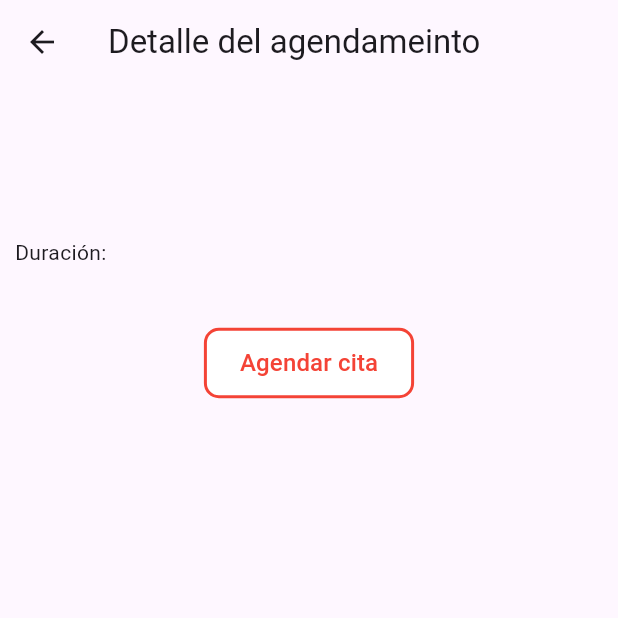
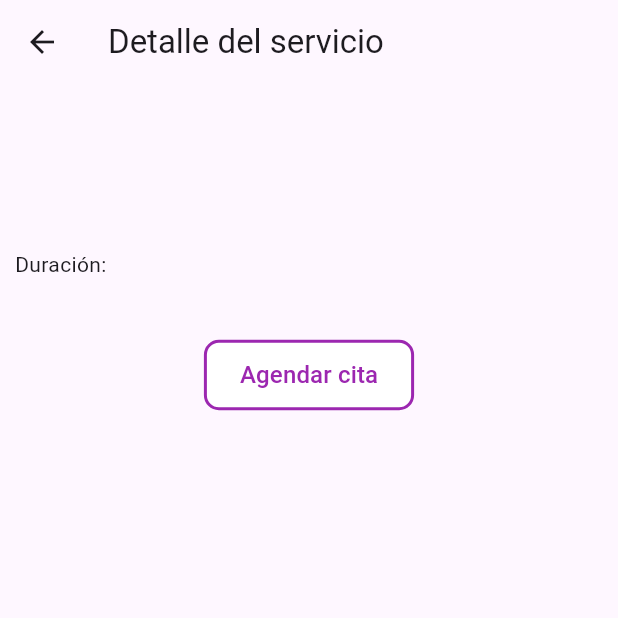
Before and after one commit to judagonsa/ekilibra_spa, a Flutter app: the DetailQuote screen opened directly with empty values, on a phone screen of 412 x 824 dp, the top half of it. Run offline on Flutter 3.47's test engine with Material 3 defaults, Android fonts, the phone set to English and light mode, and no system bars; our stand-ins replace card_swiper, dartz, equatable, flutter_bloc, freezed_annotation, get_it and 3 more; accounts and stored records are empty; network calls fail.

Commit message:
Update detail service

```diff
--- a/lib/app/config/helpers/button_helpers.dart
+++ b/lib/app/config/helpers/button_helpers.dart
@@ -9,7 +9,7 @@ class ButtonHelpers {
     return TextButton.styleFrom(
       elevation: 1,
       foregroundColor: textColor ?? Colors.white,
-      backgroundColor: backgroundColor ?? Colors.red,
+      backgroundColor: backgroundColor ?? Colors.purple,
       minimumSize: const Size(88, 36),
       padding: EdgeInsets.only(
           left: isLogin ? 16 : 8,
@@ -30,9 +30,9 @@ class ButtonHelpers {
     return OutlinedButton.styleFrom(
       backgroundColor: backgrounColor ?? Colors.white,
       elevation: 1,
-      foregroundColor: textColor ?? Colors.red,
+      foregroundColor: textColor ?? Colors.purple,
       // padding: const EdgeInsets.only(left: 16, right: 16, top: 12, bottom: 12),
-      side: BorderSide(width: 2, color: borderColor ?? Colors.red),
+      side: BorderSide(width: 2, color: borderColor ?? Colors.purple),
       shape: const RoundedRectangleBorder(
         borderRadius: BorderRadius.all(Radius.circular(10)),
       ),
@@ -46,7 +46,7 @@ class ButtonHelpers {
     return TextButton.styleFrom(
       elevation: 1,
       foregroundColor: textColor ?? Colors.white,
-      backgroundColor: backgroundColor ?? Colors.red,
+      backgroundColor: backgroundColor ?? Colors.purple,
       minimumSize: Size(MediaQuery.of(context).size.width, 45),
       shape: const RoundedRectangleBorder(
         borderRadius: BorderRadius.all(Radius.circular(10)),
--- a/lib/app/config/helpers/texts.dart
+++ b/lib/app/config/helpers/texts.dart
@@ -53,4 +53,5 @@ class Texts {
   static String pleaseSelectService = 'Favor escoger un servicio';
   static String pleaseSelectDayService = 'Favor escoger el día del servicio';
   static String pleaseSelectHourService = 'Favor escoger la hora del servicio';
+  static String detailService = 'Detalle del servicio';
 }
--- a/lib/app/pages/DetailQuote/pages/detail_quote.dart
+++ b/lib/app/pages/DetailQuote/pages/detail_quote.dart
@@ -29,7 +29,7 @@ class _DetailQuoteState extends State<DetailQuote> {
   Widget build(BuildContext context) {
     return Scaffold(
       appBar: AppBar(
-        title: const Text('Detalle del agendameinto'),
+        title: Text(Texts.detailService),
       ),
       body: SingleChildScrollView(
         child: Column(
@@ -43,7 +43,13 @@ class _DetailQuoteState extends State<DetailQuote> {
                 children: [
                   Padding(
                     padding: const EdgeInsets.symmetric(vertical: 10),
-                    child: Text(service?.title ?? ''),
+                    child: Center(
+                      child: Text(
+                        service?.title ?? '',
+                        style: const TextStyle(fontSize: 20),
+                        maxLines: 2,
+                      ),
+                    ),
                   ),
                   Padding(
                     padding: const EdgeInsets.symmetric(vertical: 10),
@@ -53,8 +59,20 @@ class _DetailQuoteState extends State<DetailQuote> {
                       service?.phrase?.isNotEmpty == true)
                     //TODO: dejar bien bonita la frase, en un recuadro o algo
                     Padding(
-                      padding: const EdgeInsets.symmetric(vertical: 10),
-                      child: Text(service?.phrase ?? ''),
+                      padding: const EdgeInsets.all(10),
+                      child: Container(
+                        decoration: BoxDecoration(
+                          color: Colors.purple,
+                          borderRadius: BorderRadius.circular(10),
+                        ),
+                        child: Padding(
+                          padding: const EdgeInsets.all(10),
+                          child: Text(
+                            service?.phrase ?? '',
+                            style: const TextStyle(color: Colors.white),
+                          ),
+                        ),
+                      ),
                     ),
                   if (service?.observation?.isEmpty == false)
                     Padding(
```
